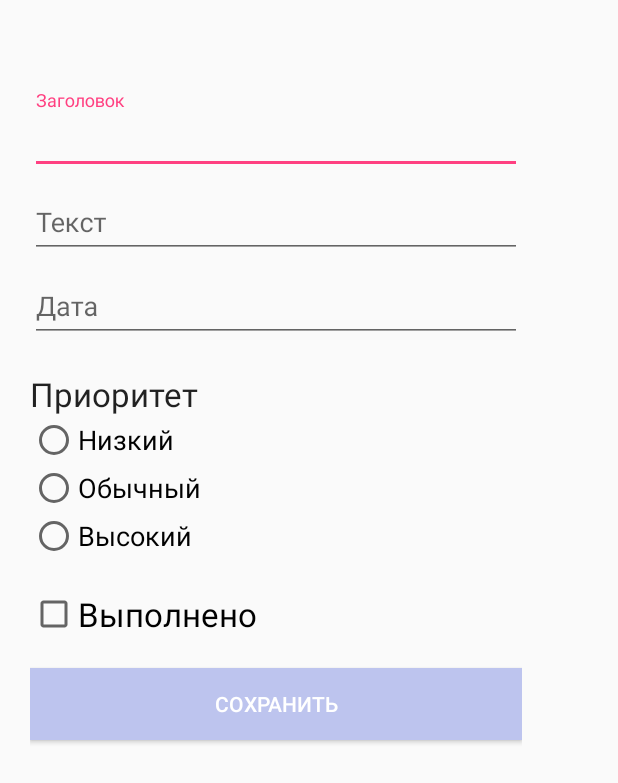
After one commit to ultimatum424/NewTodoList, an Android app: the EditActivity screen opened directly, with no data from a screen before it, on a phone screen of 412 x 824 dp. The commit adds this screen. Shown: the top 783 px of the screen. Run offline under Robolectric (Android 15) with nearby library versions, the phone set to English and light mode, and no system bars.

Commit message:
Add EditActivity

```diff
--- a/app/build.gradle
+++ b/app/build.gradle
@@ -26,8 +26,8 @@ dependencies {
     })
     compile 'com.android.support:appcompat-v7:25.3.0'
     compile 'com.android.support.constraint:constraint-layout:1.0.2'
-    compile 'com.android.support:cardview-v7:21.0.+'
-    compile 'com.android.support:recyclerview-v7:21.0.+'
+    compile 'com.android.support:cardview-v7:21.0.3'
+    compile 'com.android.support:recyclerview-v7:21.0.3'
     compile 'com.android.support:design:25.3.0'
     testCompile 'junit:junit:4.12'
 }
--- a/app/src/main/AndroidManifest.xml
+++ b/app/src/main/AndroidManifest.xml
@@ -19,7 +19,8 @@
                 <category android:name="android.intent.category.LAUNCHER" />
             </intent-filter>
         </activity>
-        <activity android:name=".UserActivity"></activity>
+        <activity android:name=".UserActivity" />
+        <activity android:name=".EditActivity"></activity>
     </application>
 
 </manifest>
--- /dev/null
+++ b/app/src/main/java/com/example/ultim/newtodolist/EditActivity.java
@@ -0,0 +1,92 @@
+package com.example.ultim.newtodolist;
+
+import android.app.DatePickerDialog;
+import android.support.annotation.IdRes;
+import android.support.v7.app.AppCompatActivity;
+import android.os.Bundle;
+import android.view.View;
+import android.widget.Button;
+import android.widget.CheckBox;
+import android.widget.DatePicker;
+import android.widget.EditText;
+import android.widget.RadioGroup;
+
+import java.text.SimpleDateFormat;
+import java.util.Calendar;
+import java.util.Locale;
+
+public class EditActivity extends AppCompatActivity implements View.OnClickListener, RadioGroup.OnCheckedChangeListener {
+    EditText mEditTitle;
+    EditText mEditText;
+    EditText mEditDate;
+    Calendar mCalendar;
+    Button mBtnSave;
+    RadioGroup mPriorityGroup;
+    CheckBox checkBoxIsDone;
+    int mPriority = 0;
+
+
+    @Override
+    protected void onCreate(Bundle savedInstanceState) {
+        super.onCreate(savedInstanceState);
+        setContentView(R.layout.activity_edit);
+        mEditTitle = (EditText) findViewById(R.id.input_title);
+        mEditText = (EditText) findViewById(R.id.input_text);
+        mEditDate = (EditText) findViewById(R.id.input_date);
+        checkBoxIsDone = (CheckBox) findViewById(R.id.checkBoxIsDone);
+        mPriorityGroup = (RadioGroup) findViewById(R.id.radioButtonGroup);
+        mPriorityGroup.setOnCheckedChangeListener(this);
+        mEditDate.setOnClickListener(this);
+        mCalendar = Calendar.getInstance();
+        mBtnSave = (Button) findViewById(R.id.btn_save);
+        mBtnSave.setOnClickListener(this);
+    }
+
+    DatePickerDialog.OnDateSetListener date = new DatePickerDialog.OnDateSetListener() {
+
+        @Override
+        public void onDateSet(DatePicker view, int year, int monthOfYear,
+                              int dayOfMonth) {
+            // TODO Auto-generated method stub
+            mCalendar.set(Calendar.YEAR, year);
+            mCalendar.set(Calendar.MONTH, monthOfYear);
+            mCalendar.set(Calendar.DAY_OF_MONTH, dayOfMonth);
+            String myFormat = "dd MMM yyyy"; //In which you need put here
+            SimpleDateFormat sdf = new SimpleDateFormat(myFormat, Locale.US);
+            mEditDate.setText(sdf.format(mCalendar.getTime()));
+        }
+    };
+
+
+    @Override
+    public void onClick(View v) {
+        switch (v.getId()){
+            case R.id.input_date:
+                new DatePickerDialog(EditActivity.this, date, mCalendar
+                        .get(Calendar.YEAR), mCalendar.get(Calendar.MONTH),
+                        mCalendar.get(Calendar.DAY_OF_MONTH)).show();
+                return;
+            case R.id.btn_save:
+
+                finish();
+        }
+    }
+
+    @Override
+    public void onCheckedChanged(RadioGroup group, @IdRes int checkedId) {
+        switch (checkedId){
+            case R.id.radioButtonHight:
+                mPriority = 3;
+                break;
+            case R.id.radioButtonMedium:
+                mPriority = 2;
+                break;
+            case R.id.radioButtonSmall:
+                mPriority = 1;
+                break;
+            default:
+                break;
+
+        }
+    }
+}
--- /dev/null
+++ b/app/src/main/res/layout/activity_edit.xml
@@ -0,0 +1,111 @@
+<?xml version="1.0" encoding="utf-8"?>
+<android.support.constraint.ConstraintLayout xmlns:android="http://schemas.android.com/apk/res/android"
+    xmlns:app="http://schemas.android.com/apk/res-auto"
+    xmlns:tools="http://schemas.android.com/tools"
+    android:layout_width="match_parent"
+    android:layout_height="match_parent"
+    tools:context="com.example.ultim.newtodolist.EditActivity">
+
+
+    <LinearLayout
+        android:layout_width="368dp"
+        android:layout_height="551dp"
+        android:orientation="vertical"
+        android:paddingLeft="20dp"
+        android:paddingRight="20dp"
+        android:paddingTop="60dp"
+        tools:layout_editor_absoluteX="8dp"
+        tools:layout_editor_absoluteY="8dp">
+
+        <android.support.design.widget.TextInputLayout
+            android:id="@+id/input_layout_title"
+            android:layout_width="match_parent"
+            android:layout_height="wrap_content">
+
+            <EditText
+                android:id="@+id/input_title"
+                android:layout_width="match_parent"
+                android:layout_height="wrap_content"
+                android:hint="Заголовок" />
+        </android.support.design.widget.TextInputLayout>
+
+        <android.support.design.widget.TextInputLayout
+            android:id="@+id/input_layout_text"
+            android:layout_width="match_parent"
+            android:layout_height="wrap_content">
+
+            <EditText
+                android:id="@+id/input_text"
+                android:layout_width="match_parent"
+                android:layout_height="wrap_content"
+                android:hint="Текст"
+                android:inputType="textMultiLine" />
+        </android.support.design.widget.TextInputLayout>
+
+        <android.support.design.widget.TextInputLayout
+            android:id="@+id/input_layout_date"
+            android:layout_width="match_parent"
+            android:layout_height="wrap_content">
+
+            <EditText
+                android:id="@+id/input_date"
+                android:layout_width="match_parent"
+                android:layout_height="wrap_content"
+                android:hint="Дата"
+                android:focusable="false"
+                android:inputType="date" />
+        </android.support.design.widget.TextInputLayout>
+
+        <RadioGroup xmlns:android="http://schemas.android.com/apk/res/android"
+            android:layout_width="fill_parent"
+            android:layout_height="wrap_content"
+            android:id="@+id/radioButtonGroup"
+            android:orientation="vertical"
+            android:layout_marginTop="20dp">
+
+            <TextView
+                android:layout_width="match_parent"
+                android:layout_height="wrap_content"
+                android:textAppearance="?android:textAppearanceLarge"
+                android:text="Приоритет"/>
+        <RadioButton
+            android:id="@+id/radioButtonSmall"
+            android:layout_width="match_parent"
+            android:layout_height="wrap_content"
+            android:textAppearance="?android:textAppearanceMedium"
+            android:text="Низкий" />
+            <RadioButton
+                android:id="@+id/radioButtonMedium"
+                android:layout_width="match_parent"
+                android:layout_height="wrap_content"
+                android:textAppearance="?android:textAppearanceMedium"
+                android:text="Обычный" />
+            <RadioButton
+                android:id="@+id/radioButtonHight"
+                android:layout_width="match_parent"
+                android:layout_height="wrap_content"
+                android:textAppearance="?android:textAppearanceMedium"
+                android:text="Высокий" />
+        </RadioGroup>
+
+
+        <CheckBox
+            android:id="@+id/checkBoxIsDone"
+            android:layout_width="match_parent"
+            android:layout_height="wrap_content"
+            android:layout_marginTop="20dp"
+            android:textAppearance="?android:textAppearanceLarge"
+            android:text="Выполнено" />
+
+        <Button
+            android:id="@+id/btn_save"
+            android:layout_width="fill_parent"
+            android:layout_height="wrap_content"
+            android:layout_marginTop="20dp"
+            android:background="@color/colorPrimary"
+            android:text="Сохранить"
+            android:textColor="@android:color/white" />
+
+    </LinearLayout>
+
+</android.support.constraint.ConstraintLayout>
```
Also changed, not shown: app/src/main/java/com/example/ultim/newtodolist/MainActivity.java (+4 -4 lines), app/src/main/java/com/example/ultim/newtodolist/RecyclerAdapter.java (+14 -1 lines), app/src/main/java/com/example/ultim/newtodolist/DataBase/DatabaseAdapter.java (line endings or trailing spaces).
